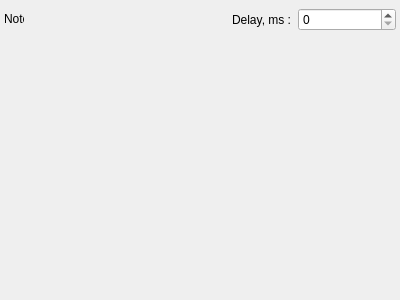
First picture: the form in src/View/PresetEditorWidget.ui, repository sergsave/MagicCubiano, before the edit.
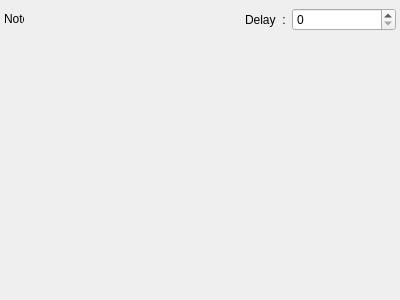
Second picture: the form after the edit.

Patch:
```diff
--- a/src/View/PresetEditorWidget.ui
+++ b/src/View/PresetEditorWidget.ui
@@ -67,7 +67,7 @@
       <item alignment="Qt::AlignRight">
        <widget class="QLabel" name="delayLabel">
         <property name="text">
-         <string>Delay, ms :</string>
+         <string>Delay  :</string>
         </property>
        </widget>
       </item>
```
